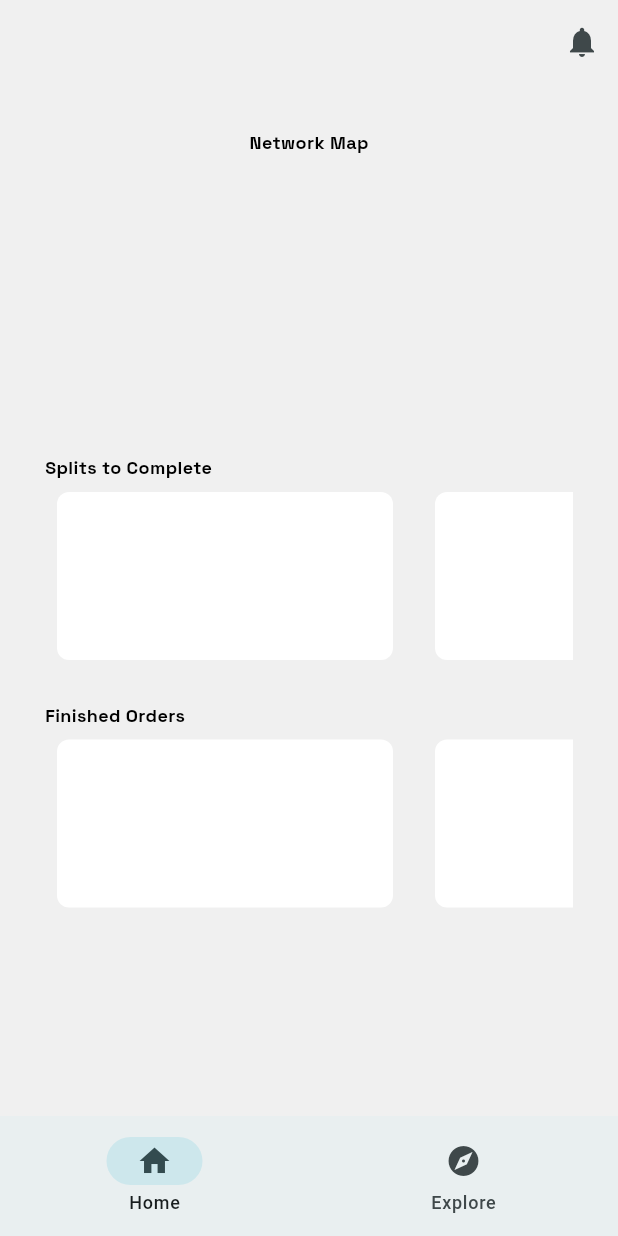
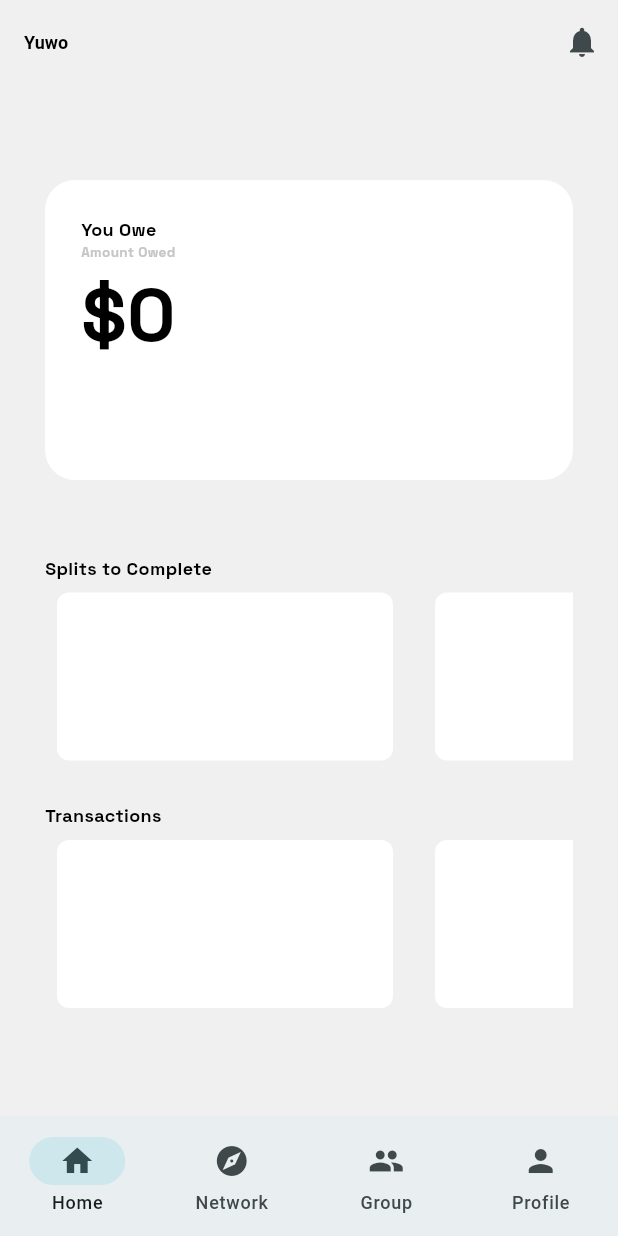
Before and after one commit to IniEkpen/Ome, a Flutter app: the screen it shows after launch, on a phone screen of 412 x 824 dp. Run offline on Flutter 3.47's test engine with Material 3 defaults, Android fonts, the phone set to English and light mode, and no system bars; our stand-ins replace google_fonts, logger; missing offline and left inert: dart:ffi, flutter_stripe_connect; Roboto replaces fonts that are missing (Courgette).

Commit message:
Refactor code

```diff
--- a/yuwo/lib/main.dart
+++ b/yuwo/lib/main.dart
@@ -92,6 +92,9 @@ class _MyHomePageState extends State<MyHomePage> {
         backgroundColor: const Color.fromARGB(255, 240, 240, 240),
         // Here we take the value from the MyHomePage object that was created by
         // the App.build method, and use it to set our appbar title.
+        title: Text(
+                  'Yuwo',
+                  style: GoogleFonts.courgette(fontSize: 12, color: Colors.black,  fontWeight: FontWeight.bold)),
         actions: <Widget>[
           IconButton(
             icon: const Icon(Icons.notifications),
@@ -103,6 +106,7 @@ class _MyHomePageState extends State<MyHomePage> {
         // in the middle of the parent.
         child: Padding(
           padding: EdgeInsets.all(30.0),
+          child: SingleChildScrollView(
             child: Column(
               // Column is also a layout widget. It takes a list of children and
               // arranges them vertically. By default, it sizes itself to fit its
@@ -123,27 +127,48 @@ class _MyHomePageState extends State<MyHomePage> {
               children: [
                 Align(
                   alignment: Alignment.center,
-                child: Text('Network Map',
-              style: GoogleFonts.spaceGrotesk(fontSize: 12, color: Colors.black,  fontWeight: FontWeight.bold))),
-              SizedBox(height: 200.0),
+                  child: Container(
+                    height: 200,
+                    width: 448,
+                    decoration: BoxDecoration (
+                      borderRadius: .circular(20),
+                      color: Colors.white
+                    ),
+                    padding: EdgeInsets.all(24),
+                    child: Align(
+                      alignment: .topLeft,
+                      child: Column(
+                      crossAxisAlignment: .start,
+                      children: [
+                        Text('You Owe', style: GoogleFonts.spaceGrotesk(fontSize: 12, color: Colors.black, fontWeight: FontWeight.bold)),
+                        Text('Amount Owed', style: GoogleFonts.spaceGrotesk(fontSize: 9, color: const Color.fromARGB(255, 199, 198, 198), fontWeight: FontWeight.bold)),
+                        Text('\$$_counter', style: GoogleFonts.spaceGrotesk(fontSize: 50, color: Colors.black, fontWeight: FontWeight.bold))
+                      ],),
+                    ),
+                  ),
+                ),
+                SizedBox(height: 50.0),
                 Text(
                   'Splits to Complete',
                   style: GoogleFonts.spaceGrotesk(fontSize: 12, color: Colors.black, fontWeight: FontWeight.bold )),
                 const SplitList(),
                 SizedBox(height: 20.0),
                 Text(
-                'Finished Orders',
+                  'Transactions',
                   style: GoogleFonts.spaceGrotesk(fontSize: 12, color: Colors.black,  fontWeight: FontWeight.bold)),
                 const SplitList(),
               ],
             ),
+          )
         ),
       ),
 
       backgroundColor: Color.fromARGB(255, 240, 240, 240),
       bottomNavigationBar: NavigationBar(destinations: const <Widget>[
         NavigationDestination(icon: Icon(Icons.home), label: 'Home'),
-        NavigationDestination(icon: Icon(Icons.explore), label:'Explore',)
+        NavigationDestination(icon: Icon(Icons.explore), label:'Network'),
+        NavigationDestination(icon: Icon(Icons.group), label:'Group'),
+        NavigationDestination(icon: Icon(Icons.person), label:'Profile'),
       ],),
     );
   }
```
Also changed, not shown: 1 other file. Lines whose indentation alone changed are shown as unchanged.
